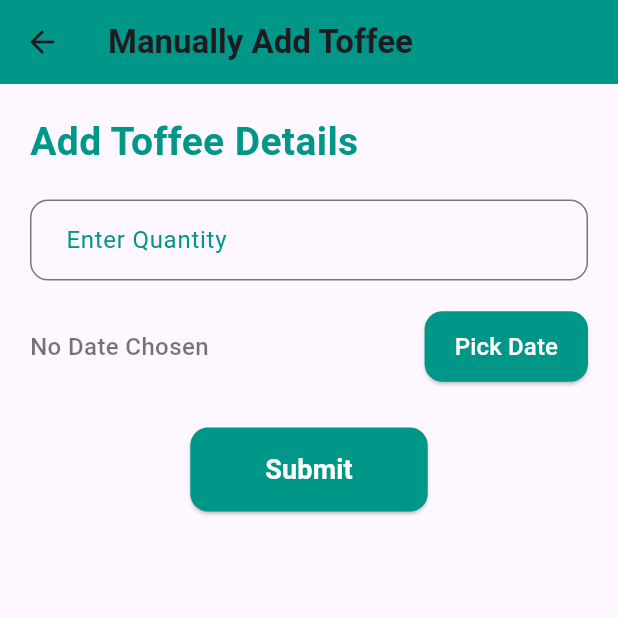
After one commit to aetplSWTeam/ToffeeApp, a Flutter app: the ManuallyAddToffeeScreen screen opened directly, on a phone screen of 412 x 824 dp, the top half of it. The commit adds this screen. Run offline on Flutter 3.47's test engine with Material 3 defaults, Android fonts, the light colour scheme and no system bars; our stand-ins replace cloud_firestore, firebase_auth, firebase_core, firebase_storage, fluttertoast, google_sign_in and 1 more; missing offline and left inert: flutter_stripe; accounts and stored records are empty.

Commit message:
user can add toffee according to date which helps to add toffees on different dates

```diff
--- a/lib/screens/home_screen.dart
+++ b/lib/screens/home_screen.dart
@@ -1,6 +1,7 @@
 import 'package:flutter/material.dart';
 import 'package:firebase_auth/firebase_auth.dart';
 import 'package:toffee/screens/calender_page.dart';
+import 'package:toffee/screens/manual_toffee_screen.dart';
 import 'package:toffee/screens/toffee_screen.dart';
 import '../services/purchase_service.dart'; // Import the service class
 
@@ -34,7 +35,7 @@ class _HomeScreenState extends State<HomeScreen> {
         leading: CircleAvatar(
           backgroundImage: user.photoURL != null
               ? NetworkImage(user.photoURL!) // Use photoUrl from Firebase if available
-              : const AssetImage('assets/profile.png') as ImageProvider, // Default image if photoUrl is null
+              : const AssetImage('lib/assets/images/profile.png') as ImageProvider, // Default image if photoUrl is null
           radius: 25,
         ),
         actions: [
@@ -73,13 +74,15 @@ class _HomeScreenState extends State<HomeScreen> {
         padding: const EdgeInsets.all(16.0),
         child: Column(
           children: [
-            _buildGreetingCard('Welcome Back, ${user.displayName ?? 'User'}!'),
+            _buildGreetingCard('       Back, ${user.displayName ?? 'User'}!'),
             const SizedBox(height: 20),
             _buildOptionCard('Add Payment Method', Colors.blueAccent, context),
             const SizedBox(height: 20),
             _buildOptionCard('Toffee', Colors.greenAccent, context),
             const SizedBox(height: 20),
             _buildOptionCard('Calendar', Colors.orangeAccent, context),
+            const SizedBox(height: 20),
+            _buildOptionCard('Add Toffee Manually', Colors.pinkAccent, context),
             const SizedBox(height: 20),
           ],
         ),
@@ -131,6 +134,10 @@ class _HomeScreenState extends State<HomeScreen> {
           );
         } else if (title == 'Add Payment Method') {
           // Add your logic for payment method screen here
+        } else if(title == 'Add Toffee Manually'){
+          Navigator.push(context, MaterialPageRoute(builder: (context) => ManuallyAddToffeeScreen()),
+          );
+
         }
       },
       child: Card(
--- a/lib/screens/login_page.dart
+++ b/lib/screens/login_page.dart
@@ -191,7 +191,7 @@ class _LoginPageState extends State<LoginPage> {
                 ElevatedButton.icon(
                   onPressed: _isGoogleLoading ? null : _signInWithGoogle,
                   style: ElevatedButton.styleFrom(
-                    backgroundColor: Colors.red,
+                    backgroundColor: const Color.fromARGB(255, 236, 108, 99),
                     padding: const EdgeInsets.symmetric(
                         horizontal: 50, vertical: 15),
                     shape: RoundedRectangleBorder(
--- /dev/null
+++ b/lib/screens/manual_toffee_screen.dart
@@ -0,0 +1,178 @@
+import 'package:flutter/material.dart';
+import 'package:cloud_firestore/cloud_firestore.dart';
+import 'package:firebase_auth/firebase_auth.dart';
+import 'package:intl/intl.dart';
+import '../services/purchase_service.dart'; // Import the purchase_service.dart
+
+class ManuallyAddToffeeScreen extends StatefulWidget {
+  @override
+  _ManuallyAddToffeeScreenState createState() =>
+      _ManuallyAddToffeeScreenState();
+}
+
+class _ManuallyAddToffeeScreenState extends State<ManuallyAddToffeeScreen> {
+   final PurchaseService _purchaseService = PurchaseService();
+   final User? _currentUser = FirebaseAuth.instance.currentUser;
+  final TextEditingController _quantityController = TextEditingController();
+  DateTime? _selectedDate;
+
+  // Function to show date picker
+  Future<void> _pickDate(BuildContext context) async {
+    DateTime? pickedDate = await showDatePicker(
+      context: context,
+      initialDate: DateTime.now(),
+      firstDate: DateTime(2020),
+      lastDate: DateTime(2100),
+    );
+
+    if (pickedDate != null) {
+      setState(() {
+        _selectedDate = pickedDate;
+      });
+    }
+  }
+
+// Function to save data to Firestore
+Future<void> _saveToFirebase() async {
+  String quantity = _quantityController.text;
+  if (quantity.isEmpty || _selectedDate == null) {
+    ScaffoldMessenger.of(context).showSnackBar(
+      SnackBar(content: Text("Please enter quantity and select a date")),
+    );
+    return;
+  }
+
+  // Calculate total cost (price per toffee is 10)
+  int pricePerToffee = 10;
+  int totalCost = int.parse(quantity) * pricePerToffee;
+
+  // Format the date to store it in Firestore
+  String formattedDate = DateFormat('yyyy-MM-dd').format(_selectedDate!);
+
+  // Reference to Firebase collection (get the user ID from Firebase Auth or other sources)
+  String userId = _currentUser!.uid; // Ensure _currentUser is correctly initialized
+
+  try {
+    // Call the function from purchase_service.dart to update the toffee and add purchase data
+    await _purchaseService.addPurchaseWithDateAndUpdateToffees(
+        userId, int.parse(quantity), totalCost, _selectedDate!);
+
+    ScaffoldMessenger.of(context).showSnackBar(
+      SnackBar(content: Text("Toffee added successfully!")),
+    );
+
+    // Clear inputs after submission
+    _quantityController.clear();
+    setState(() {
+      _selectedDate = null;
+    });
+  } catch (error) {
+    ScaffoldMessenger.of(context).showSnackBar(
+      SnackBar(content: Text("Failed to add toffee: $error")),
+    );
+  }
+}
+
+  @override
+  Widget build(BuildContext context) {
+    return Scaffold(
+      appBar: AppBar(
+        title: Text(
+          "Manually Add Toffee",
+          style: TextStyle(fontSize: 22, fontWeight: FontWeight.bold),
+        ),
+        backgroundColor: Colors.teal,
+      ),
+      body: Padding(
+        padding: const EdgeInsets.all(20.0),
+        child: SingleChildScrollView(
+          child: Column(
+            crossAxisAlignment: CrossAxisAlignment.start,
+            children: [
+              // Title Section
+              Text(
+                "Add Toffee Details",
+                style: TextStyle(
+                  fontSize: 26,
+                  fontWeight: FontWeight.bold,
+                  color: Colors.teal,
+                ),
+              ),
+              SizedBox(height: 20),
+
+              // Quantity Input
+              TextField(
+                controller: _quantityController,
+                keyboardType: TextInputType.number,
+                decoration: InputDecoration(
+                  labelText: "Enter Quantity",
+                  labelStyle: TextStyle(color: Colors.teal),
+                  border: OutlineInputBorder(
+                    borderRadius: BorderRadius.circular(12),
+                    borderSide: BorderSide(color: Colors.teal, width: 1.5),
+                  ),
+                  focusedBorder: OutlineInputBorder(
+                    borderRadius: BorderRadius.circular(12),
+                    borderSide: BorderSide(color: Colors.teal, width: 2),
+                  ),
+                  contentPadding: EdgeInsets.symmetric(vertical: 15, horizontal: 20),
+                ),
+              ),
+              SizedBox(height: 20),
+
+              // Date Picker
+              Row(
+                mainAxisAlignment: MainAxisAlignment.spaceBetween,
+                children: [
+                  Text(
+                    _selectedDate == null
+                        ? "No Date Chosen"
+                        : "Date: ${DateFormat('yyyy-MM-dd').format(_selectedDate!)}",
+                    style: TextStyle(
+                      fontSize: 16,
+                      fontWeight: FontWeight.w500,
+                      color: Colors.black54,
+                    ),
+                  ),
+                  ElevatedButton(
+                    onPressed: () => _pickDate(context),
+                    style: ElevatedButton.styleFrom(
+                      backgroundColor: Colors.teal,
+                      padding: EdgeInsets.symmetric(horizontal: 20, vertical: 12),
+                      shape: RoundedRectangleBorder(
+                        borderRadius: BorderRadius.circular(12),
+                      ),
+                    ),
+                    child: Text(
+                      "Pick Date",
+                      style: TextStyle(fontSize: 16, color: Colors.white),
+                    ),
+                  ),
+                ],
+              ),
+              SizedBox(height: 30),
+
+              // Submit Button
+              Center(
+                child: ElevatedButton(
+                  onPressed: _saveToFirebase,
+                  style: ElevatedButton.styleFrom(
+                    backgroundColor: Colors.teal,
+                    padding: EdgeInsets.symmetric(horizontal: 50, vertical: 15),
+                    shape: RoundedRectangleBorder(
+                      borderRadius: BorderRadius.circular(12),
+                    ),
+                  ),
+                  child: Text(
+                    "Submit",
+                    style: TextStyle(fontSize: 18, fontWeight: FontWeight.bold, color: Colors.white),
+                  ),
+                ),
+              ),
+            ],
+          ),
+        ),
+      ),
+    );
+  }
+}
--- a/lib/services/purchase_service.dart
+++ b/lib/services/purchase_service.dart
@@ -45,6 +45,56 @@ class PurchaseService {
   }
 
 
+
+// add toffee manually
+Future<void> addPurchaseWithDateAndUpdateToffees( String userId, int quantity, int totalCost, DateTime purchaseDate) async {
+  try {
+    // Reference to the Firestore collections
+    final CollectionReference purchasesCollection = FirebaseFirestore.instance.collection('purchases');
+    final DocumentReference userToffeesDoc = FirebaseFirestore.instance.collection('userAllToffeess').doc(userId);
+
+    // Format the purchase date as Firestore Timestamp
+    Timestamp formattedDate = Timestamp.fromDate(purchaseDate);
+
+    // Fetch the user's toffee document to check if they exist
+    DocumentSnapshot userToffeeSnapshot = await userToffeesDoc.get();
+
+    // If the document doesn't exist, create a new document with the initial quantity of toffees
+    if (!userToffeeSnapshot.exists) {
+      await userToffeesDoc.set({
+        'userId': userId,
+        'quantity': quantity,  // Set the initial quantity of toffees
+      });
+      print('User toffees document created with initial quantity');
+    } else {
+      // If the user already exists, update the quantity of toffees
+      int existingQuantity = userToffeeSnapshot['quantity'];
+      await userToffeesDoc.update({
+        'quantity': existingQuantity + quantity,  // Add to existing quantity
+      });
+      print('User toffees quantity updated');
+    }
+
+    // Add the purchase details to the purchases collection
+    await purchasesCollection.add({
+      'userId': userId,
+      'quantity': quantity,
+      'totalCost': totalCost,
+      'timestamp': formattedDate,  // Store the purchase date as the timestamp
+    });
+
+    print('Purchase with date added successfully and toffee quantity updated');
+  } catch (e) {
+    print('Error adding purchase with date and updating toffee quantity: $e');
+  }
+
+}
+
+
+
+
+
+// fetch toffee count
   Future<int> fetchToffeeCount(String uid) async {
     try {
       // Get the toffee count from Firestore using the user UID
@@ -89,6 +139,26 @@ class PurchaseService {
   }
 
 
+
+// Fetch purchases for the given userId
+Future<List<Map<String, dynamic>>> getPurchasesForUser(String userId) async {
+  try {
+    final snapshot = await _firestore
+        .collection('purchases')
+        .where('userId', isEqualTo: userId)
+        .get();
+
+    // Map the documents to a list of maps
+    final purchases = snapshot.docs.map((doc) => doc.data()).toList();
+
+    return purchases;
+  } catch (e) {
+    print("Error fetching purchases: $e");
+    return [];
+  }
+}
+
+
 // get all purchases
   Future<List<Map<String, dynamic>>> getAllPurchases() async {
   try {
--- a/lib/widgets/bottom_navbar.dart
+++ b/lib/widgets/bottom_navbar.dart
@@ -1,5 +1,6 @@
 import 'package:flutter/material.dart';
 import 'package:firebase_auth/firebase_auth.dart';
+import 'package:toffee/screens/calender_page.dart';
 import '../screens/home_screen.dart';
 import '../screens/dashboard_screen.dart';
 import '../screens/account_screen.dart';
@@ -57,7 +58,6 @@ class _BottomNavbarState extends State<BottomNavbar> {
               ),
             ),
       const HomeScreen(),
-
       const AccountScreen(),
     ];
 
```
Also changed, not shown: lib/screens/calender_page.dart (+12 -5 lines), lib/screens/calender_page_backup.dart (+12 -21 lines), lib/assets/images/profile.png (added), 2 other files.
